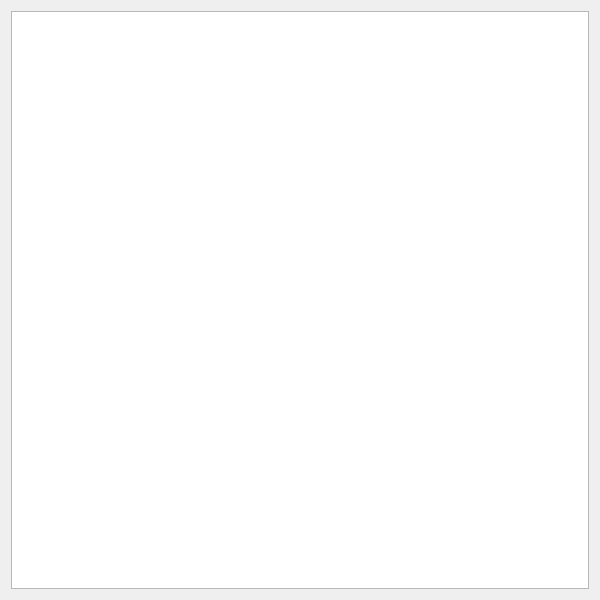
elshaka/AutomataCelular, file mainwindow.ui: the form before one commit.
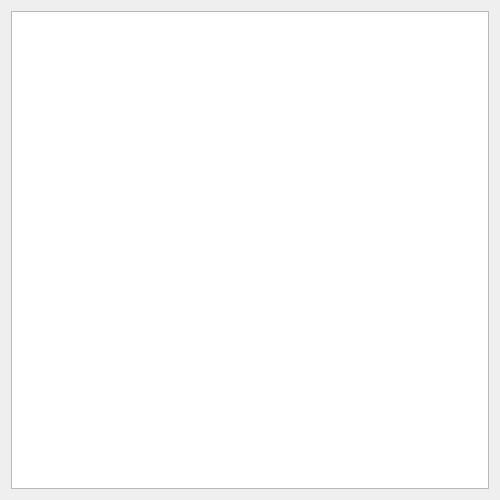
The form after the commit.

Commit message: Corregida la dimensión de las células con respecto al tamaño de la ventana

Patch:
```diff
--- a/mainwindow.ui
+++ b/mainwindow.ui
@@ -6,8 +6,8 @@
    <rect>
     <x>0</x>
     <y>0</y>
-    <width>600</width>
-    <height>600</height>
+    <width>500</width>
+    <height>500</height>
    </rect>
   </property>
   <property name="windowTitle">
```
The commit also changes 1 other file.
